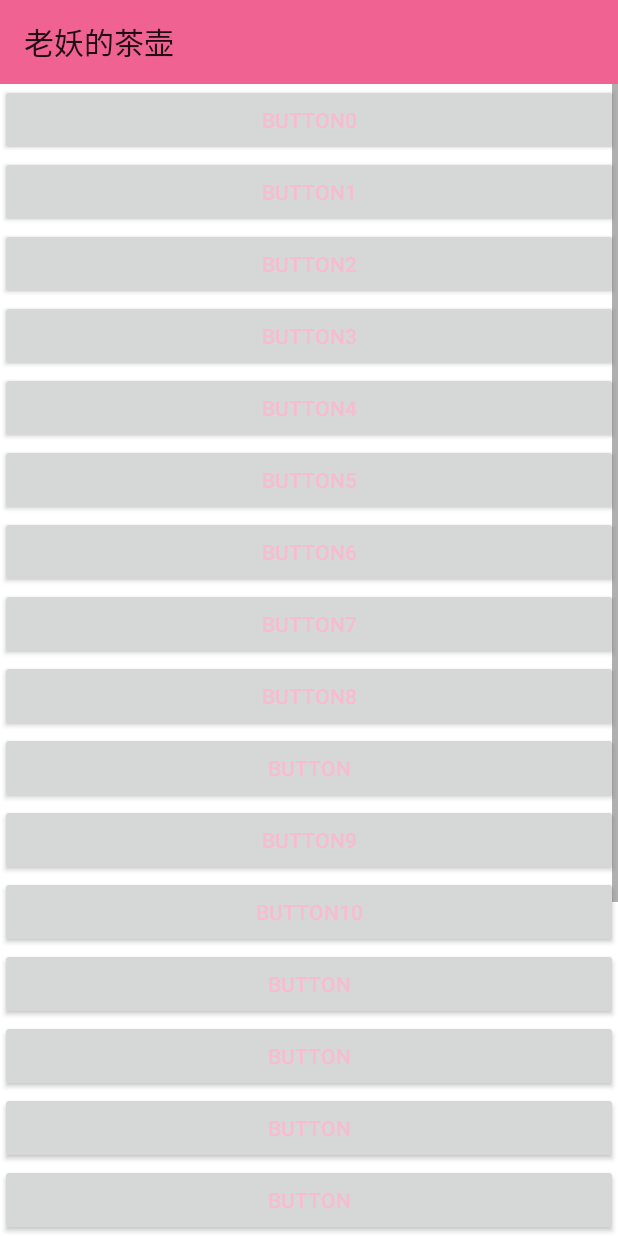
After one commit to jaxwog/Learing, an Android app: the TransparentToolbarActivity screen opened directly, with no data from a screen before it, on a phone screen of 412 x 824 dp. The commit adds this screen. Run offline under Robolectric (Android 15) with nearby library versions, the phone set to English and light mode, and no system bars; our stand-ins replace ButterKnife.

Commit message:
滑动隐藏Toolbar

```diff
--- a/app/src/main/AndroidManifest.xml
+++ b/app/src/main/AndroidManifest.xml
@@ -31,7 +31,10 @@
         <activity android:name=".activity.NavigationActivity" />
         <activity android:name=".activity.SnackbarActivity" />
         <activity android:name=".activity.TextInputActivity" />
-        <activity android:name=".activity.ToolbarActivity"
+        <activity
+            android:name=".activity.ToolbarActivity"
+            android:theme="@style/LightNoAcBarTheme" />
+        <activity android:name=".activity.TransparentToolbarActivity"
             android:theme="@style/LightNoAcBarTheme"></activity>
     </application>
 
--- a/app/src/main/java/com/love/jax/activity/MainActivity.java
+++ b/app/src/main/java/com/love/jax/activity/MainActivity.java
@@ -69,7 +69,7 @@ public class MainActivity extends BaseActivity {
     InFuncAdapter mInFuncAdapter;
     private String[] mStrings = new String[]{
             "屏幕适配","商品订单","主题适配","列表简单使用","列表间隔线","列表头尾","列表交互动画","侧滑效果一","侧滑效果二"
-            ,"底部弹窗","文本输入","标题栏"
+            ,"底部弹窗","文本输入","标题栏","顶部透明"
 //            ,"南辕北辙","得陇望蜀","明修栈道","暗度陈仓","叶公好龙","无理取闹","风风火火","恍恍惚惚","德玛西亚"
 //            ,"剑圣偷塔","艾欧尼亚","暗影之道","五光十色","诺克萨斯","德邦总管","加里奥","凯南","武器大师"
 //            ,"金属大师","盖伦","德莱文","卢锡安","战争女神","黑暗骑士","斯嘉丽","黑寡妇","泰勒斯威夫特"
@@ -285,6 +285,10 @@ public class MainActivity extends BaseActivity {
                 sBundle.putString(ConfigSet.INTENT_STRING,"标题栏");
                 jumpToActivity(ToolbarActivity.class, sBundle);
                 break;
+            case "顶部透明":
+                sBundle.putString(ConfigSet.INTENT_STRING,"顶部透明");
+                jumpToActivity(TransparentToolbarActivity.class, sBundle);
+                break;
             default:
                     break;
 
--- a/app/src/main/java/com/love/jax/activity/SnackbarActivity.java
+++ b/app/src/main/java/com/love/jax/activity/SnackbarActivity.java
@@ -17,6 +17,8 @@ import com.love.jax.R;
  * Dialog：用户可以交互，但是体验会打折扣，会阻断用户的连贯性操作；
  * Snackbar既可以做到轻量级的用户提醒效果，又可以有交互的功能（必须是一种非必须的操作）。
  *    对源码进行分析，自定义Toast和snackbar 更换弹窗显示格式，或者字体颜色
+ *    @see Snackbar 控制显示样式等内容
+ *    @see android.support.design.widget.SnackbarManager 通过发送消息来更新显示
  */
 public class SnackbarActivity extends BaseActivity {
 
--- a/app/src/main/java/com/love/jax/activity/TextInputActivity.java
+++ b/app/src/main/java/com/love/jax/activity/TextInputActivity.java
@@ -1,6 +1,7 @@
 package com.love.jax.activity;
 
 
+import android.graphics.Color;
 import android.support.design.widget.TextInputLayout;
 import android.text.Editable;
 import android.text.TextWatcher;
@@ -86,6 +87,24 @@ public class TextInputActivity extends BaseActivity {
 
     }
 
+    //颜色渐变
+
+    /**
+     * @see android.support.design.widget.CollapsingTextHelper 三个矩形区域测量绘制
+     * @param color1
+     * @param color2
+     * @param ratio
+     * @return
+     */
+    private static int blendColors(int color1, int color2, float ratio) {
+        float inverseRatio = 1.0F - ratio;
+        float a = (float) Color.alpha(color1) * inverseRatio + (float)Color.alpha(color2) * ratio;
+        float r = (float)Color.red(color1) * inverseRatio + (float)Color.red(color2) * ratio;
+        float g = (float)Color.green(color1) * inverseRatio + (float)Color.green(color2) * ratio;
+        float b = (float)Color.blue(color1) * inverseRatio + (float)Color.blue(color2) * ratio;
+        return Color.argb((int)a, (int)r, (int)g, (int)b);
+    }
+
 
 
 }
--- /dev/null
+++ b/app/src/main/java/com/love/jax/activity/TransparentToolbarActivity.java
@@ -0,0 +1,49 @@
+package com.love.jax.activity;
+
+import android.support.v7.widget.Toolbar;
+
+import com.love.jax.R;
+import com.love.jax.callback.TranslucentListener;
+import com.love.jax.view.TransparentScrollView;
+
+import butterknife.BindView;
+import butterknife.ButterKnife;
+
+/**
+ * ScrollView 根据滑动距离设置Toolbar透明度
+ */
+public class TransparentToolbarActivity extends BaseActivity implements TranslucentListener {
+
+
+    @BindView(R.id.scrollView)
+    TransparentScrollView scrollView;
+    @BindView(R.id.toolbar)
+    Toolbar toolbar;
+
+    @Override
+    protected void initJestListener() {
+        scrollView.setTranslucentListener(this);
+
+    }
+
+    @Override
+    protected void initView() {
+        setSupportActionBar(toolbar);
+    }
+
+    @Override
+    protected void initData() {
+
+    }
+
+    @Override
+    protected int getContentView() {
+        return R.layout.activity_transparent_toolbar;
+    }
+
+    @Override
+    public void onTranlucent(float alpha) {
+          toolbar.setAlpha(alpha);
+    }
+
+}
--- /dev/null
+++ b/app/src/main/java/com/love/jax/callback/TranslucentListener.java
@@ -0,0 +1,11 @@
+package com.love.jax.callback;
+
+public interface TranslucentListener {
+    /**
+     * 透明度的回调监听
+     *
+     * @param alpha 0~1 透明度
+     */
+    public void onTranlucent(float alpha);
+
+}
--- /dev/null
+++ b/app/src/main/java/com/love/jax/view/TransparentScrollView.java
@@ -0,0 +1,40 @@
+package com.love.jax.view;
+
+import android.content.Context;
+import android.util.AttributeSet;
+import android.widget.ScrollView;
+
+import com.love.jax.callback.TranslucentListener;
+
+/**
+ * com.love.jax.view
+ * Created by jax on 2018/12/19 20:15
+ * TODO: 设置Toolbar透明度
+ */
+public class TransparentScrollView extends ScrollView {
+
+    private TranslucentListener listener;
+
+
+    public void setTranslucentListener(TranslucentListener listener) {
+        this.listener = listener;
+    }
+
+    public TransparentScrollView(Context context, AttributeSet attrs) {
+        super(context, attrs);
+        // TODO Auto-generated constructor stub
+    }
+
+    @Override
+    protected void onScrollChanged(int l, int t, int oldl, int oldt) {
+        super.onScrollChanged(l, t, oldl, oldt);
+        if(listener!=null){
+            int scrollY = getScrollY();
+            int screen_height = getContext().getResources().getDisplayMetrics().heightPixels;
+            if(scrollY<=screen_height/3f){//0~1f,而透明度应该是1~0f
+                listener.onTranlucent(1-scrollY/(screen_height/3f));//alpha=滑出去的高度/(screen_height/3f)
+            }
+        }
+    }
+
+}
--- /dev/null
+++ b/app/src/main/res/layout/activity_transparent_toolbar.xml
@@ -0,0 +1,159 @@
+<RelativeLayout
+    xmlns:android="http://schemas.android.com/apk/res/android"
+    xmlns:app="http://schemas.android.com/apk/res-auto"
+    xmlns:tools="http://schemas.android.com/tools"
+    android:layout_width="match_parent"
+    android:layout_height="match_parent"
+     >
+
+    <com.love.jax.view.TransparentScrollView
+        android:id="@+id/scrollView"
+        android:clipToPadding="false"
+        android:clipChildren="false"
+        android:paddingTop="?attr/actionBarSize"
+        android:layout_width="match_parent"
+        android:layout_height="match_parent" >
+
+        <android.support.v7.widget.LinearLayoutCompat
+            android:orientation="vertical"
+            android:layout_width="match_parent"
+            android:layout_height="match_parent" >
+
+            <Button
+                android:id="@+id/button1"
+                style="?android:attr/buttonStyleSmall"
+                android:layout_width="match_parent"
+                android:layout_height="match_parent"
+                android:text="Button0" />
+
+            <Button
+                style="?android:attr/buttonStyleSmall"
+                android:layout_width="match_parent"
+                android:layout_height="match_parent"
+                android:text="Button1" />
+
+            <Button
+                style="?android:attr/buttonStyleSmall"
+                android:layout_width="match_parent"
+                android:layout_height="match_parent"
+                android:text="Button2" />
+
+            <Button
+                style="?android:attr/buttonStyleSmall"
+                android:layout_width="match_parent"
+                android:layout_height="match_parent"
+                android:text="Button3" />
+
+            <Button
+                style="?android:attr/buttonStyleSmall"
+                android:layout_width="match_parent"
+                android:layout_height="match_parent"
+                android:text="Button4" />
+
+            <Button
+                style="?android:attr/buttonStyleSmall"
+                android:layout_width="match_parent"
+                android:layout_height="match_parent"
+                android:text="Button5" />
+
+            <Button
+                style="?android:attr/buttonStyleSmall"
+                android:layout_width="match_parent"
+                android:layout_height="match_parent"
+                android:text="Button6" />
+
+            <Button
+                style="?android:attr/buttonStyleSmall"
+                android:layout_width="match_parent"
+                android:layout_height="match_parent"
+                android:text="Button7" />
+
+            <Button
+                style="?android:attr/buttonStyleSmall"
+                android:layout_width="match_parent"
+                android:layout_height="match_parent"
+                android:text="Button8" />
+            <Button
+                style="?android:attr/buttonStyleSmall"
+                android:layout_width="match_parent"
+                android:layout_height="match_parent"
+                android:text="Button" />
+            <Button
+                style="?android:attr/buttonStyleSmall"
+                android:layout_width="match_parent"
+                android:layout_height="match_parent"
+                android:text="Button9" />
+            <Button
+                style="?android:attr/buttonStyleSmall"
+                android:layout_width="match_parent"
+                android:layout_height="match_parent"
+                android:text="Button10" />
+            <Button
+                style="?android:attr/buttonStyleSmall"
+                android:layout_width="match_parent"
+                android:layout_height="match_parent"
+                android:text="Button" />
+            <Button
+                style="?android:attr/buttonStyleSmall"
+                android:layout_width="match_parent"
+                android:layout_height="match_parent"
+                android:text="Button" />
+            <Button
+                style="?android:attr/buttonStyleSmall"
+                android:layout_width="match_parent"
+                android:layout_height="match_parent"
+                android:text="Button" />
+            <Button
+                style="?android:attr/buttonStyleSmall"
+                android:layout_width="match_parent"
+                android:layout_height="match_parent"
+                android:text="Button" />
+            <Button
+                style="?android:attr/buttonStyleSmall"
+                android:layout_width="match_parent"
+                android:layout_height="match_parent"
+                android:text="Button" />
+            <Button
+                style="?android:attr/buttonStyleSmall"
+                android:layout_width="match_parent"
+                android:layout_height="match_parent"
+                android:text="Button" />
+            <Button
+                style="?android:attr/buttonStyleSmall"
+                android:layout_width="match_parent"
+                android:layout_height="match_parent"
+                android:text="Button" />
+            <Button
+                style="?android:attr/buttonStyleSmall"
+                android:layout_width="match_parent"
+                android:layout_height="match_parent"
+                android:text="Button" />
+            <Button
+                style="?android:attr/buttonStyleSmall"
+                android:layout_width="match_parent"
+                android:layout_height="match_parent"
+                android:text="Button" />
+            <Button
+                style="?android:attr/buttonStyleSmall"
+                android:layout_width="match_parent"
+                android:layout_height="match_parent"
+                android:text="Button" />
+            <Button
+                style="?android:attr/buttonStyleSmall"
+                android:layout_width="match_parent"
+                android:layout_height="match_parent"
+                android:text="Button" />
+
+        </android.support.v7.widget.LinearLayoutCompat>
+    </com.love.jax.view.TransparentScrollView>
+
+    <android.support.v7.widget.Toolbar
+        android:id="@+id/toolbar"
+        android:layout_width="match_parent"
+        android:layout_height="?attr/actionBarSize"
+        app:title="老妖的茶壶"
+        android:background="?attr/colorPrimary"
+        >
+    </android.support.v7.widget.Toolbar>
+
+</RelativeLayout>
```
